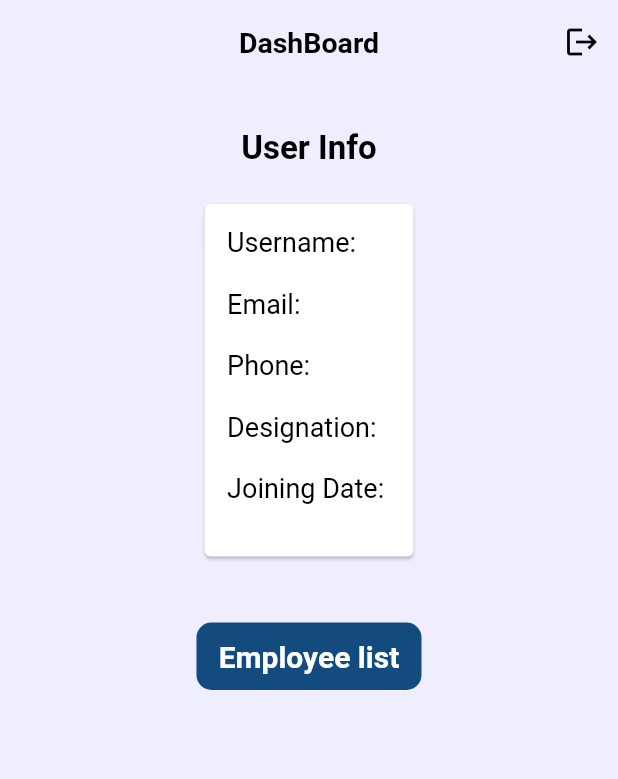
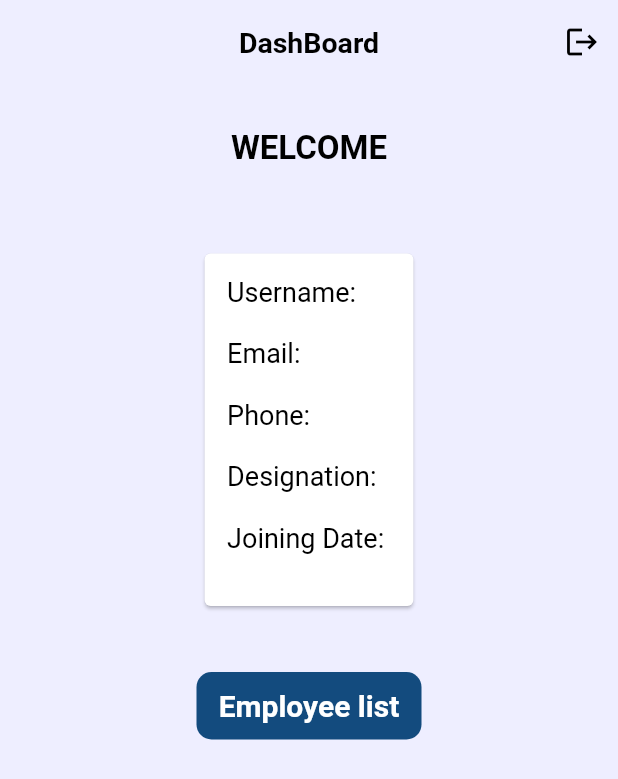
Before and after one commit to hprity60/pos_app, a Flutter app: the HomeScreen screen opened directly with empty values, on a phone screen of 412 x 824 dp. Shown: the top 779 px of the screen. Run offline on Flutter 3.47's test engine with Material 2 defaults, Android fonts, the phone set to English and light mode, and no system bars; our stand-ins replace bloc, dio, equatable, flutter_bloc, flutter_secure_storage, hive and 2 more; missing offline and left inert: dio_cache_interceptor, dio_smart_retry; accounts and stored records are empty.

Commit message:
UI updated

```diff
--- a/lib/features/employee/presentation/pages/employee_list_screen.dart
+++ b/lib/features/employee/presentation/pages/employee_list_screen.dart
@@ -50,7 +50,7 @@ class EmployeeListScreen extends StatelessWidget {
           backgroundColor: Colors.transparent,
           centerTitle: true,
           title: Text(
-            "Employee List",
+            "Employee Info",
             style: textStyleF19W700(),
           ),
         ),
--- a/lib/features/home/presentation/pages/home_screen.dart
+++ b/lib/features/home/presentation/pages/home_screen.dart
@@ -58,9 +58,18 @@ class HomeScreen extends StatelessWidget {
           children: [
             const SizedBox(height: 30),
             Center(
-              child: Text(
-                'User Info',
-                style: textStyleF22W700(),
+              child: Column(
+                children: [
+                  Text(
+                    'WELCOME',
+                    style: textStyleF22W700(),
+                  ),
+                  SizedBox(height: 10),
+                  Text(
+                    userName,
+                    style: textStyleF20W400(),
+                  ),
+                ],
               ),
             ),
             const SizedBox(height: 20),
```
